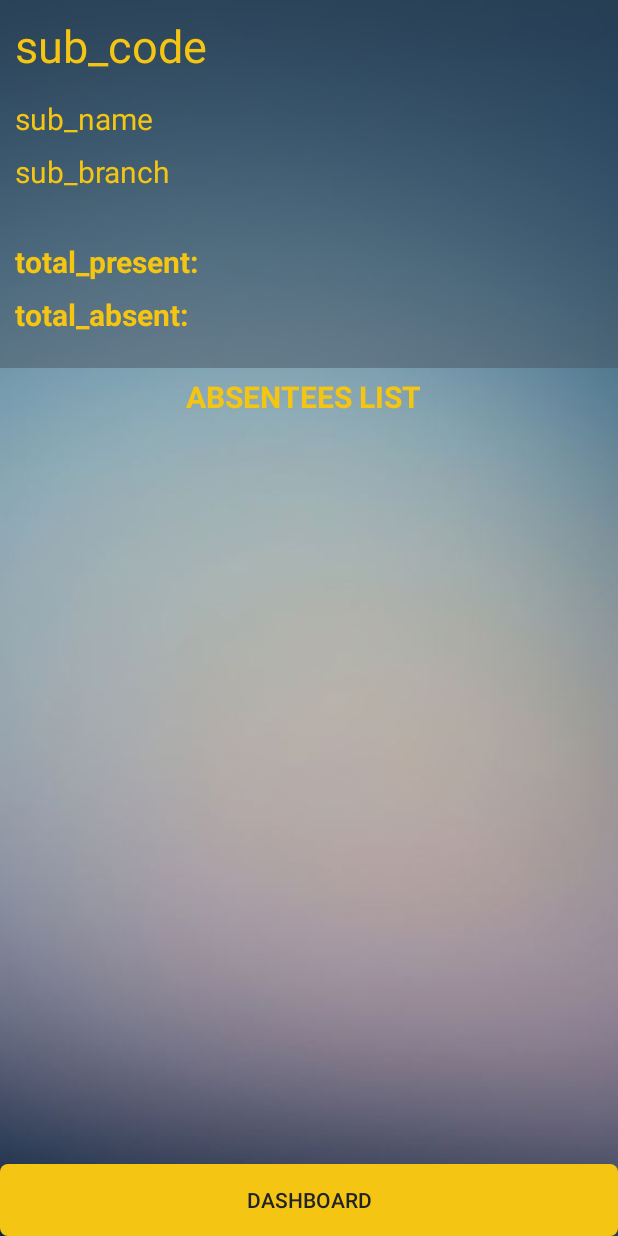
After one commit to kks0101/AMS, an Android app: the layout activity_teacher_after_attendance.xml on its own in the app's theme, with its tools: preview values and no code run, on a phone screen of 412 x 824 dp. The commit adds this screen. Run offline under Robolectric (Android 15) with nearby library versions, the light colour scheme and no system bars.

Commit message:
Activity_Teacher_after_attendance added

```diff
--- a/app/src/main/res/layout/activity_teacher.xml
+++ b/app/src/main/res/layout/activity_teacher.xml
@@ -4,7 +4,7 @@
     xmlns:tools="http://schemas.android.com/tools"
     android:layout_width="match_parent"
     android:layout_height="match_parent"
-    android:background="@drawable/bgapps"
+    android:background="@drawable/login"
     tools:context=".MainActivity">
 
     <LinearLayout
@@ -12,6 +12,7 @@
         android:layout_width="wrap_content"
         android:gravity="center"
         android:layout_height="wrap_content"
+        android:background="#80485563"
         android:orientation="vertical">
         <ProgressBar
             android:layout_width="wrap_content"
@@ -23,7 +24,8 @@
         android:id="@+id/linearLayout"
         android:orientation="vertical"
         android:layout_width="match_parent"
-        android:layout_height="wrap_content">
+        android:layout_height="wrap_content"
+        android:background="#80485563">
 
         <RelativeLayout
             android:layout_marginTop="32dp"
--- /dev/null
+++ b/app/src/main/res/layout/activity_teacher_after_attendance.xml
@@ -0,0 +1,106 @@
+<?xml version="1.0" encoding="utf-8"?>
+<RelativeLayout xmlns:android="http://schemas.android.com/apk/res/android"
+    android:orientation="vertical" android:layout_width="match_parent"
+    android:layout_height="match_parent"
+    android:background="@drawable/login">
+
+    <LinearLayout
+        android:id="@+id/details"
+        android:layout_width="match_parent"
+        android:layout_height="245dp"
+        android:orientation="vertical"
+        android:background="#80485563">
+
+        <TextView
+            android:id="@+id/subjectCode"
+            android:layout_width="290dp"
+            android:layout_height="50dp"
+            android:layout_marginTop="10dp"
+            android:paddingLeft="10dp"
+            android:textColor="@color/colorPrimary1"
+            style="@style/TextAppearance.AppCompat.Headline"
+            android:fontFamily="sans-serif"
+            android:textSize="30dp"
+            android:text="sub_code"/>
+
+        <TextView
+            android:id="@+id/subjectName"
+            android:layout_width="290dp"
+            android:layout_height="30dp"
+            android:layout_marginTop="5dp"
+            android:paddingLeft="10dp"
+            android:textColor="@color/colorPrimary1"
+            style="@style/TextAppearance.AppCompat.Headline"
+            android:fontFamily="sans-serif"
+            android:textSize="20dp"
+            android:text="sub_name" />
+
+        <TextView
+            android:id="@+id/branchAttendance"
+            android:layout_width="290dp"
+            android:layout_height="30dp"
+            android:layout_marginTop="5dp"
+            android:paddingLeft="10dp"
+            android:textColor="@color/colorPrimary1"
+            style="@style/TextAppearance.AppCompat.Headline"
+            android:fontFamily="sans-serif"
+            android:textSize="20dp"
+            android:text="sub_branch" />
+
+        <TextView
+            android:id="@+id/totalPresent"
+            android:layout_width="290dp"
+            android:layout_height="30dp"
+            android:layout_marginTop="30dp"
+            android:paddingLeft="10dp"
+            android:textColor="@color/colorPrimary1"
+            style="@style/TextAppearance.AppCompat.Headline"
+            android:fontFamily="sans-serif"
+            android:textSize="20dp"
+            android:textStyle="bold"
+            android:text="total_present:" />
+
+        <TextView
+            android:id="@+id/totalAbsent"
+            android:layout_width="290dp"
+            android:layout_height="30dp"
+            android:layout_marginTop="5dp"
+            android:paddingLeft="10dp"
+            android:textColor="@color/colorPrimary1"
+            style="@style/TextAppearance.AppCompat.Headline"
+            android:fontFamily="sans-serif"
+            android:textStyle="bold"
+            android:textSize="20dp"
+            android:text="total_absent:" />
+
+    </LinearLayout>
+
+    <TextView
+        android:id="@+id/listOfAbsentees"
+        android:layout_width="match_parent"
+        android:layout_height="35dp"
+        android:layout_below="@+id/details"
+        android:layout_marginTop="5dp"
+        android:paddingRight="7dp"
+        android:textAlignment="center"
+        android:textColor="@color/colorPrimary1"
+        style="@style/TextAppearance.AppCompat.Headline"
+        android:fontFamily="sans-serif"
+        android:textStyle="bold"
+        android:textSize="20dp"
+        android:text="ABSENTEES LIST"/>
+
+    <Button
+        android:id="@+id/backToDashboard"
+        android:layout_width="match_parent"
+        android:layout_height="wrap_content"
+        android:layout_alignParentBottom="true"
+        android:background="@drawable/shape2"
+        android:textColor="@color/colorPrimaryDark1"
+        android:text="Dashboard"
+        />
+
+    />
+
+
+</RelativeLayout>
```
Also changed, not shown: app/src/main/res/drawable-v24/logo1.png (deleted).
